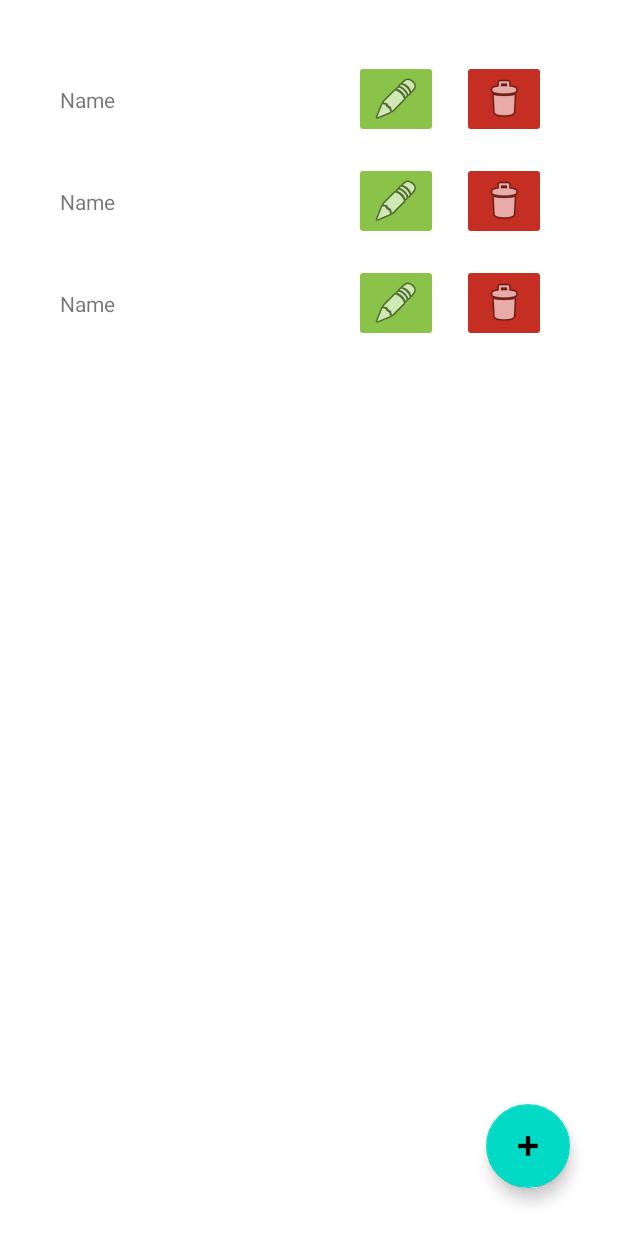
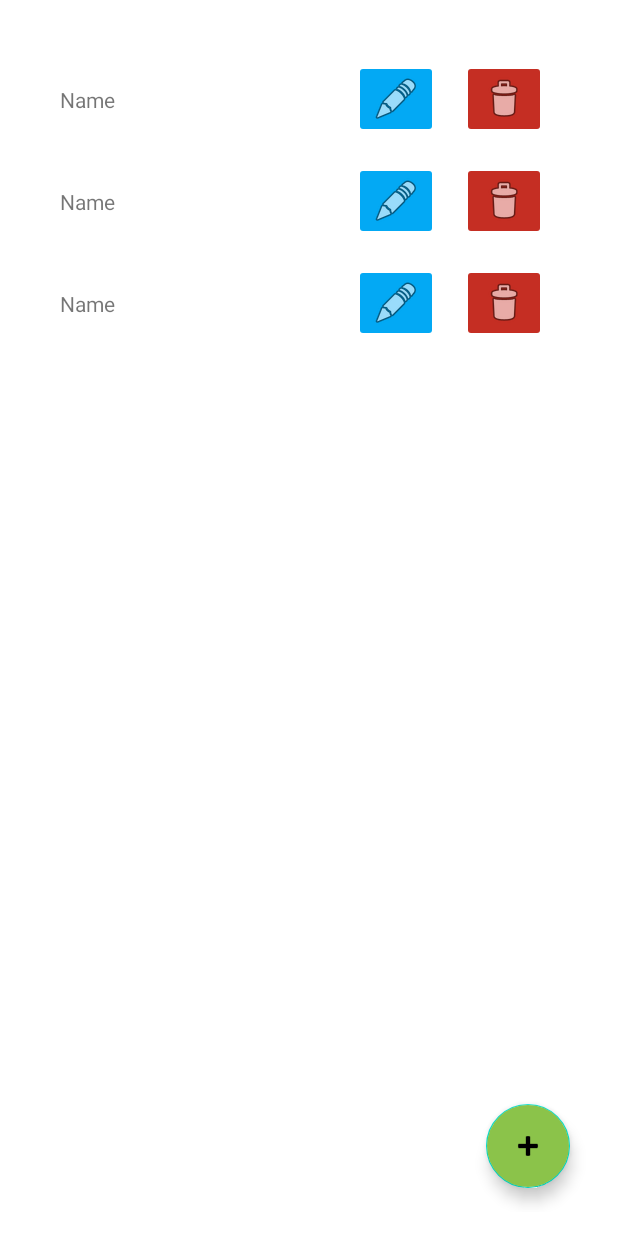
Before and after one commit to Kadeathdeluz/ListApp, an Android app: the layout activity_main.xml on its own in the app's theme, with its tools: preview values and no code run, on a phone screen of 412 x 824 dp. Run offline under Robolectric (Android 15) with nearby library versions, the phone set to English and light mode, and no system bars.

Commit message:
- activity_main.xml -> FAB background tint changed to green.
- item_view.xml -> edit button background tint changed to blue.

- colors.xml -> blue added.

```diff
--- a/app/src/main/res/layout/activity_main.xml
+++ b/app/src/main/res/layout/activity_main.xml
@@ -26,6 +26,7 @@
         android:layout_margin="16dp"
         android:contentDescription="@string/floating_action_button"
         android:src="@android:drawable/ic_input_add"
+        android:backgroundTint="#8BC34A"
         app:layout_constraintBottom_toBottomOf="parent"
         app:layout_constraintRight_toRightOf="parent" />
 </androidx.constraintlayout.widget.ConstraintLayout>
--- a/app/src/main/res/layout/item_view.xml
+++ b/app/src/main/res/layout/item_view.xml
@@ -30,7 +30,7 @@
             android:layout_marginHorizontal="8dp"
             android:contentDescription="@string/edit_button"
             android:src="@android:drawable/ic_menu_edit"
-            app:backgroundTint="#8BC34A" />
+            app:backgroundTint="@color/blue" />
 
         <ImageButton
             android:id="@+id/delete_button"
--- a/app/src/main/res/values/colors.xml
+++ b/app/src/main/res/values/colors.xml
@@ -7,4 +7,5 @@
     <color name="teal_700">#FF018786</color>
     <color name="black">#FF000000</color>
     <color name="white">#FFFFFFFF</color>
+    <color name="blue">#03A9F4</color>
 </resources>
```
